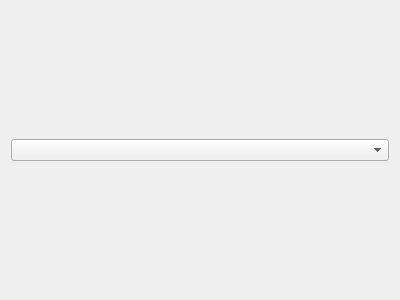
Qt form src/desktopapp/plugins/sectionPage/sectionview.ui (jacquetc/skribisto) before a commit.
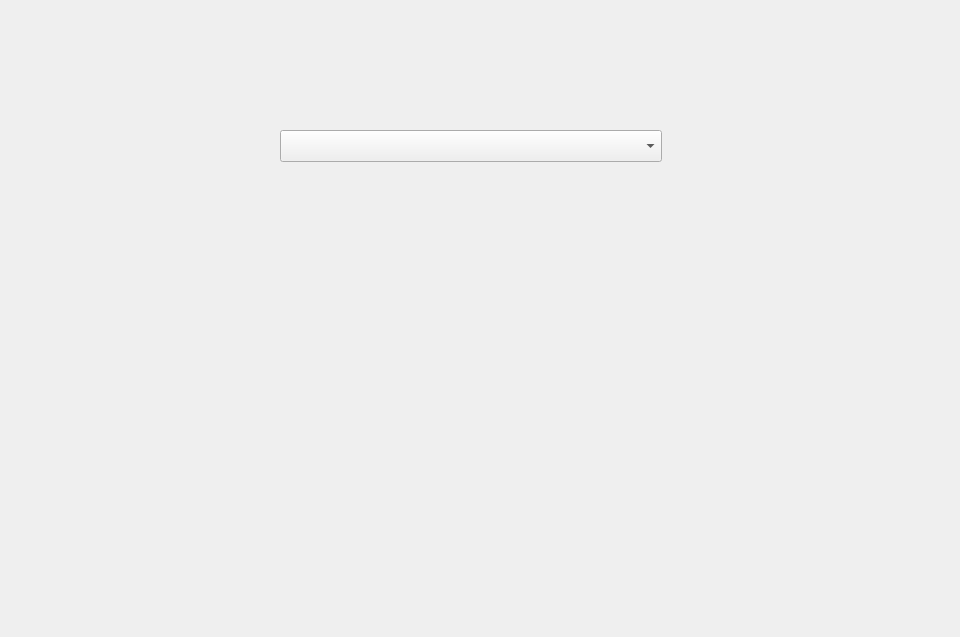
The same form after that commit.

Diff of the .ui file:
```diff
--- a/src/desktopapp/plugins/sectionPage/sectionview.ui
+++ b/src/desktopapp/plugins/sectionPage/sectionview.ui
@@ -6,16 +6,79 @@
    <rect>
     <x>0</x>
     <y>0</y>
-    <width>400</width>
-    <height>300</height>
+    <width>960</width>
+    <height>637</height>
    </rect>
   </property>
   <property name="windowTitle">
    <string>Form</string>
   </property>
-  <layout class="QVBoxLayout" name="verticalLayout">
+  <layout class="QHBoxLayout" name="horizontalLayout">
+   <property name="leftMargin">
+    <number>0</number>
+   </property>
+   <property name="topMargin">
+    <number>0</number>
+   </property>
+   <property name="rightMargin">
+    <number>0</number>
+   </property>
+   <property name="bottomMargin">
+    <number>0</number>
+   </property>
    <item>
-    <widget class="QComboBox" name="comboBox"/>
+    <widget class="QScrollArea" name="scrollArea">
+     <property name="frameShape">
+      <enum>QFrame::NoFrame</enum>
+     </property>
+     <property name="frameShadow">
+      <enum>QFrame::Plain</enum>
+     </property>
+     <property name="horizontalScrollBarPolicy">
+      <enum>Qt::ScrollBarAlwaysOff</enum>
+     </property>
+     <property name="sizeAdjustPolicy">
+      <enum>QAbstractScrollArea::AdjustToContents</enum>
+     </property>
+     <property name="widgetResizable">
+      <bool>true</bool>
+     </property>
+     <property name="alignment">
+      <set>Qt::AlignHCenter|Qt::AlignTop</set>
+     </property>
+     <widget class="QWidget" name="scrollAreaWidgetContents">
+      <property name="geometry">
+       <rect>
+        <x>280</x>
+        <y>0</y>
+        <width>400</width>
+        <height>637</height>
+       </rect>
+      </property>
+      <property name="minimumSize">
+       <size>
+        <width>200</width>
+        <height>200</height>
+       </size>
+      </property>
+      <property name="maximumSize">
+       <size>
+        <width>400</width>
+        <height>16777215</height>
+       </size>
+      </property>
+      <widget class="QComboBox" name="comboBox">
+       <property name="geometry">
+        <rect>
+         <x>0</x>
+         <y>130</y>
+         <width>382</width>
+         <height>32</height>
+        </rect>
+       </property>
+      </widget>
+     </widget>
+    </widget>
    </item>
   </layout>
  </widget>
```
